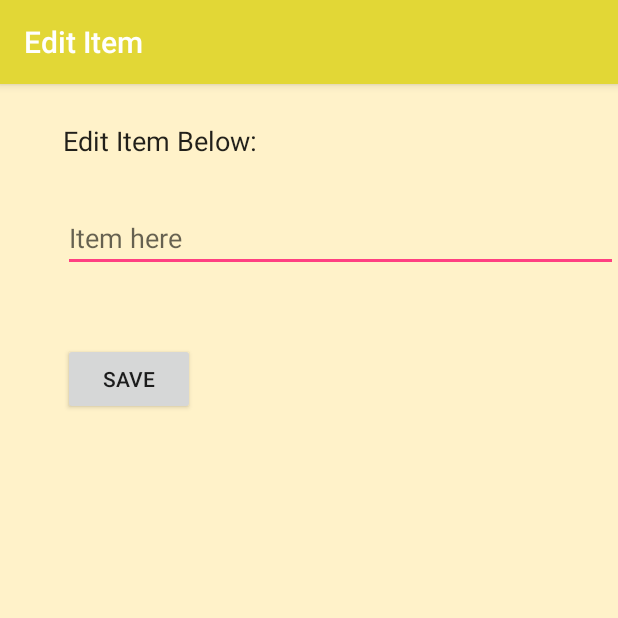
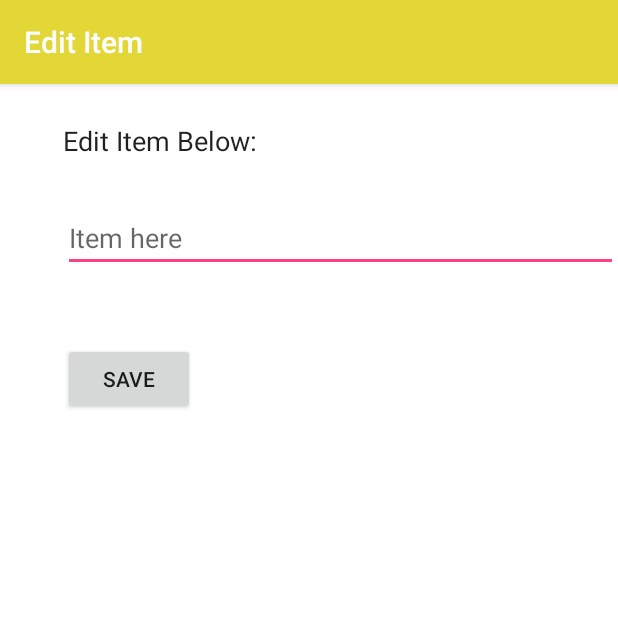
Before and after one commit to kri55is/ToDoList, an Android app: the EditItemActivity screen opened directly, with no data from a screen before it, on a phone screen of 412 x 824 dp, the top half of it. Run offline under Robolectric (Android 15) with nearby library versions, the phone set to English and light mode, and no system bars.

Commit message:
revert background color to white

```diff
--- a/app/src/main/res/values/colors.xml
+++ b/app/src/main/res/values/colors.xml
@@ -2,7 +2,7 @@
 <resources>
     <color name="colorPrimary">#E2D736</color>
     <color name="colorPrimaryDark">#A09826</color>
-    <color name="colorBackground">#FFF2C9</color>
+    <color name="colorBackground">#FFFFFF</color>
 
     <color name="colorAccent">#FF4081</color>
 </resources>
```
